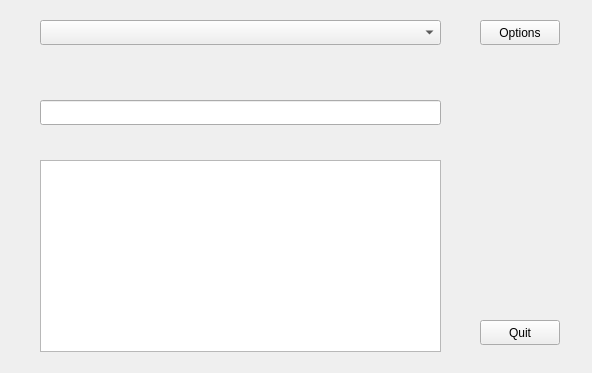
The window that src/grauchy/src/grauchy/mainview.ui (Slesa/Trinity) describes before a commit, drawn with Qt 5.
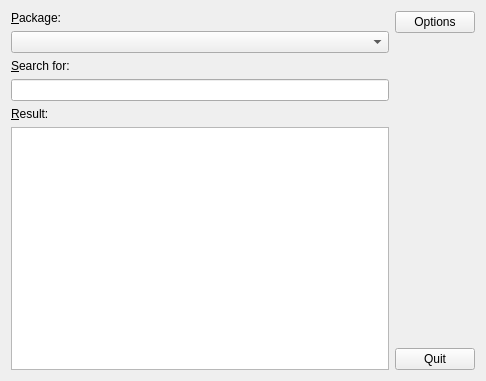
The same window after the commit. Icons and pictures are not drawn.

Commit message: Filter key sequences in the main window. Add sequence in the hotkey dialog

Patch:
```diff
--- a/src/grauchy/src/grauchy/mainview.ui
+++ b/src/grauchy/src/grauchy/mainview.ui
@@ -6,32 +6,71 @@
    <rect>
     <x>0</x>
     <y>0</y>
-    <width>592</width>
-    <height>373</height>
+    <width>486</width>
+    <height>381</height>
    </rect>
   </property>
   <property name="windowTitle">
    <string>Ask grauchy...</string>
   </property>
-  <widget class="QComboBox" name="_comboPackages">
-   <property name="geometry">
-    <rect>
-     <x>40</x>
-     <y>20</y>
-     <width>401</width>
-     <height>25</height>
-    </rect>
-   </property>
-  </widget>
+  <layout class="QHBoxLayout" name="horizontalLayout">
+   <item>
+    <layout class="QVBoxLayout" name="verticalLayout_2">
+     <item>
+      <widget class="QLabel" name="labelPackage">
+       <property name="text">
+        <string>&amp;Package:</string>
+       </property>
+       <property name="buddy">
+        <cstring>_comboPackages</cstring>
+       </property>
+      </widget>
+     </item>
+     <item>
+      <widget class="QComboBox" name="_comboPackages"/>
+     </item>
+     <item>
+      <widget class="QLabel" name="labelSearch">
+       <property name="text">
+        <string>&amp;Search for:</string>
+       </property>
+       <property name="buddy">
+        <cstring>_lineInput</cstring>
+       </property>
+      </widget>
+     </item>
+     <item>
+      <widget class="QLineEdit" name="_lineInput"/>
+     </item>
+     <item>
+      <widget class="QLabel" name="labelResult">
+       <property name="text">
+        <string>&amp;Result:</string>
+       </property>
+       <property name="buddy">
+        <cstring>_listResult</cstring>
+       </property>
+      </widget>
+     </item>
+     <item>
+      <widget class="QTableView" name="_listResult">
+       <property name="editTriggers">
+        <set>QAbstractItemView::NoEditTriggers</set>
+       </property>
+       <property name="alternatingRowColors">
+        <bool>true</bool>
+       </property>
+       <property name="selectionBehavior">
+        <enum>QAbstractItemView::SelectRows</enum>
+       </property>
+      </widget>
+     </item>
+    </layout>
+   </item>
+   <item>
+    <layout class="QVBoxLayout" name="verticalLayout">
+     <item>
   <widget class="QPushButton" name="_pushOptions">
-   <property name="geometry">
-    <rect>
-     <x>480</x>
-     <y>20</y>
-     <width>80</width>
-     <height>25</height>
-    </rect>
-   </property>
    <property name="toolTip">
     <string>&lt;html&gt;&lt;head/&gt;&lt;body&gt;&lt;p&gt;&lt;span style=&quot; font-weight:600;&quot;&gt;F10&lt;/span&gt;&lt;/p&gt;&lt;p&gt;Change the settings and known packages of this application.&lt;/p&gt;&lt;p&gt;&lt;br/&gt;&lt;/p&gt;&lt;p&gt;&lt;br/&gt;&lt;/p&gt;&lt;/body&gt;&lt;/html&gt;</string>
    </property>
@@ -52,41 +91,22 @@
     <string>F10</string>
    </property>
   </widget>
-  <widget class="QLineEdit" name="_lineInput">
-   <property name="geometry">
-    <rect>
-     <x>40</x>
-     <y>100</y>
-     <width>401</width>
-     <height>25</height>
-    </rect>
-   </property>
-  </widget>
-  <widget class="QTableView" name="_listResult">
-   <property name="geometry">
-    <rect>
-     <x>40</x>
-     <y>160</y>
-     <width>401</width>
-     <height>192</height>
-    </rect>
-   </property>
-   <property name="editTriggers">
-    <set>QAbstractItemView::NoEditTriggers</set>
-   </property>
-   <property name="alternatingRowColors">
-    <bool>true</bool>
-   </property>
-  </widget>
+     </item>
+     <item>
+      <spacer name="verticalSpacer">
+       <property name="orientation">
+        <enum>Qt::Vertical</enum>
+       </property>
+       <property name="sizeHint" stdset="0">
+        <size>
+         <width>20</width>
+         <height>40</height>
+        </size>
+       </property>
+      </spacer>
+     </item>
+     <item>
   <widget class="QPushButton" name="_pushQuit">
-   <property name="geometry">
-    <rect>
-     <x>480</x>
-     <y>320</y>
-     <width>80</width>
-     <height>25</height>
-    </rect>
-   </property>
    <property name="toolTip">
     <string>&lt;html&gt;&lt;head/&gt;&lt;body&gt;&lt;p&gt;&lt;span style=&quot; font-weight:600;&quot;&gt;Ctrl+Q&lt;/span&gt;&lt;/p&gt;&lt;p&gt;Hide the application window. Keep in mind, that it keeps in background. If you really want to quit, use the command of the system tray menu.&lt;/p&gt;&lt;/body&gt;&lt;/html&gt;</string>
    </property>
@@ -101,6 +121,10 @@
     <string>Ctrl+Q</string>
    </property>
   </widget>
+     </item>
+    </layout>
+   </item>
+  </layout>
  </widget>
  <resources>
   <include location="grauchy.qrc"/>
```
Lines whose indentation alone changed are shown as unchanged. The commit also changes 4 other files.
